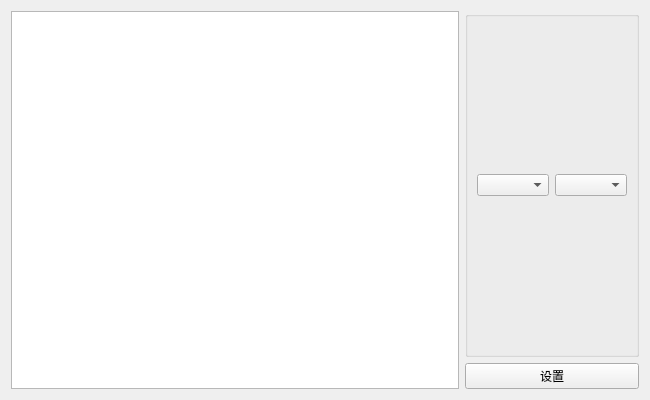
Qt form SpreadSheet/ui/setdevicetypeform.ui (MelonSuika/EmonitorSys) before a commit.
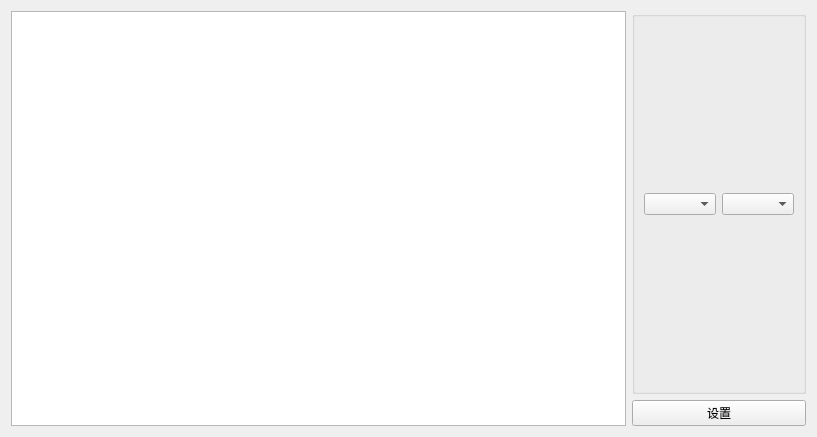
The same form after that commit.

The edit to the form file:
```diff
--- a/SpreadSheet/ui/setdevicetypeform.ui
+++ b/SpreadSheet/ui/setdevicetypeform.ui
@@ -6,8 +6,8 @@
    <rect>
     <x>0</x>
     <y>0</y>
-    <width>650</width>
-    <height>400</height>
+    <width>817</width>
+    <height>437</height>
    </rect>
   </property>
   <property name="minimumSize">
```
